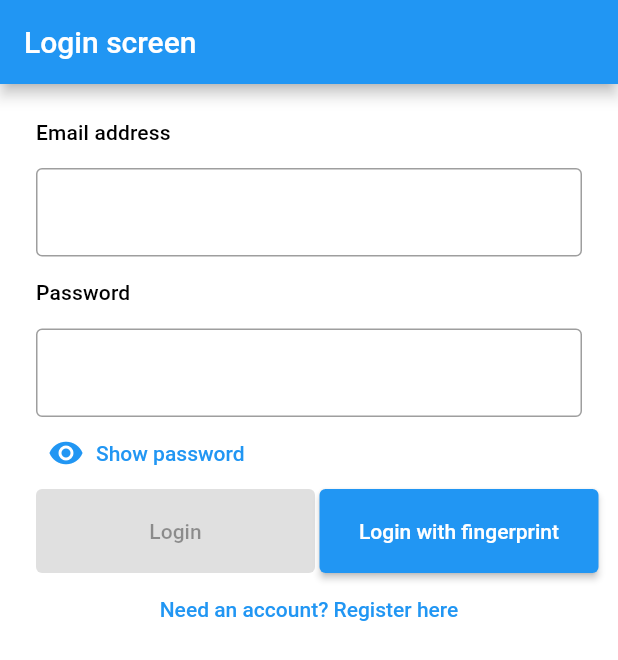
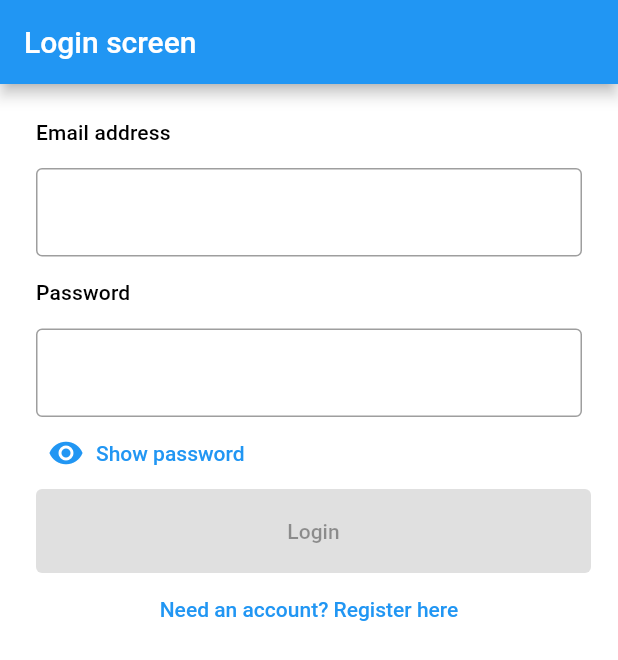
Before and after one commit to Aloinarq/fingerprin_voting_app, a Flutter app: the screen it shows after launch, on a phone screen of 412 x 824 dp. Shown: the top 660 px of the screen. Run offline on Flutter 3.47's test engine with Material 2 defaults, Android fonts, the phone set to English and light mode, and no system bars; our stand-ins replace cloud_firestore, firebase_auth, firebase_core, local_auth; accounts and stored records are empty.

Commit message:
#register-login-home: Login works now.

```diff
--- a/lib/screens/login_screen.dart
+++ b/lib/screens/login_screen.dart
@@ -1,8 +1,12 @@
 import 'package:fingerprin_voting_app/services/auth.dart';
 import 'package:fingerprin_voting_app/screens/register_screen.dart';
+import 'package:firebase_core/firebase_core.dart';
 import 'package:flutter/material.dart';
 import 'package:flutter/services.dart';
 import 'package:local_auth/local_auth.dart';
+import 'package:fingerprin_voting_app/services/database.dart';
+
+import 'home_screen.dart';
 
 class LoginScreen extends StatefulWidget {
   const LoginScreen({Key? key}) : super(key: key);
@@ -26,7 +30,7 @@ class LocalAuthApi {
     final isAvailable = await hasBiometrics();
     try{
       return await _auth.authenticate(
-        localizedReason: 'Scan fingerprint to authenticate',
+        localizedReason: 'Scan fingerprint to confirm your identity',
         useErrorDialogs: true,
         stickyAuth: true,
         biometricOnly: true,
@@ -52,6 +56,9 @@ class _LoginScreenState extends State<LoginScreen> {
 
   @override
   Widget build(BuildContext context) {
+    return FutureBuilder(
+      future: Firebase.initializeApp(),
+      builder: (BuildContext context, AsyncSnapshot<dynamic> snapshot) {
       return Scaffold(
         backgroundColor: Colors.white,
         appBar: AppBar(
@@ -99,30 +106,24 @@ class _LoginScreenState extends State<LoginScreen> {
                     children: [
                       SizedBox(
                         height: 56,
-                    width: 186,
+                        width: 370,
                         child: ElevatedButton(
                             onPressed: (email.isEmpty == true || _password.isEmpty == true)
                                 ? null
                                 : () async {
-                            Navigator.pushReplacementNamed(context, '/home');
+                              bool _isCallSuccessful = await AuthService().signInWithEmailAndPassword(email, _password);
+                              if (_isCallSuccessful == true){
+                              final isAuthenticated = await LocalAuthApi.authenticate();
+                              if(isAuthenticated){
+                                Navigator.push(context, MaterialPageRoute(builder: (context) => const HomeScreen()));
+                              }
+
+                              }
                             },
                             child: const Text("Login")
                         ),
                       ),
                       const SizedBox(width: 3, height: 3),
-                  SizedBox(
-                    height: 56,
-                    width: 186,
-                    child: ElevatedButton(
-                        onPressed: () async {
-                          final isAuthenticated = await LocalAuthApi.authenticate();
-                          if(isAuthenticated){
-                            Navigator.pushReplacementNamed(context, '/home');
-                          }
-                        },
-                        child: const Text("Login with fingerprint")
-                    ),
-                  ),
                     ]
                 ),
                 Container(
@@ -139,5 +140,7 @@ class _LoginScreenState extends State<LoginScreen> {
           ),
         ),
       );
+    },
+    );
   }
 }
```
Also changed, not shown: lib/services/auth.dart (+14 -4 lines). Lines whose indentation alone changed are shown as unchanged.
